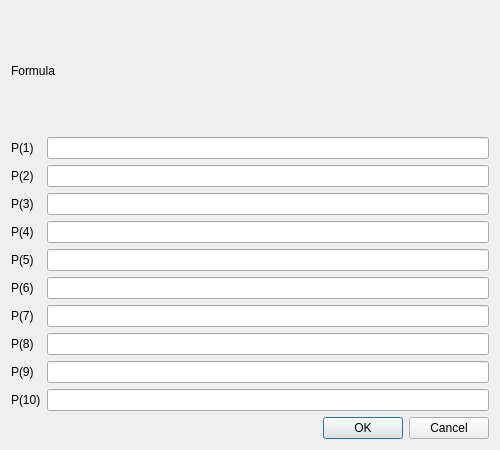
First picture: the form in weightparamsdialog.ui, repository ccorrado71/sir_lsq_dialog, before the edit.
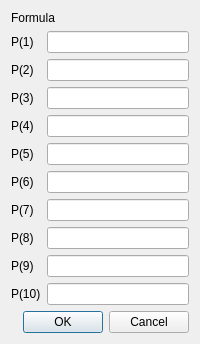
Second picture: the form after the edit.

```diff
--- a/weightparamsdialog.ui
+++ b/weightparamsdialog.ui
@@ -2,14 +2,6 @@
 <ui version="4.0">
  <class>WeightParamsDialog</class>
  <widget class="QDialog" name="WeightParamsDialog">
-  <property name="geometry">
-   <rect>
-    <x>0</x>
-    <y>0</y>
-    <width>500</width>
-    <height>450</height>
-   </rect>
-  </property>
   <property name="windowTitle">
    <string>Modify Weight Parameters</string>
   </property>
```
